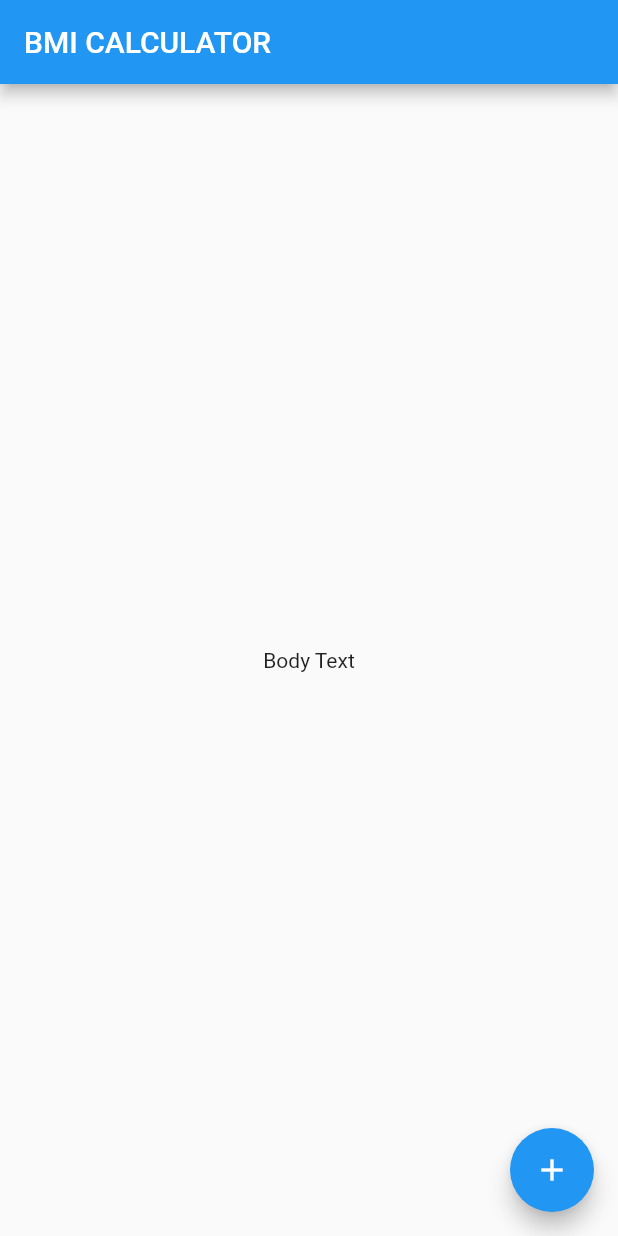
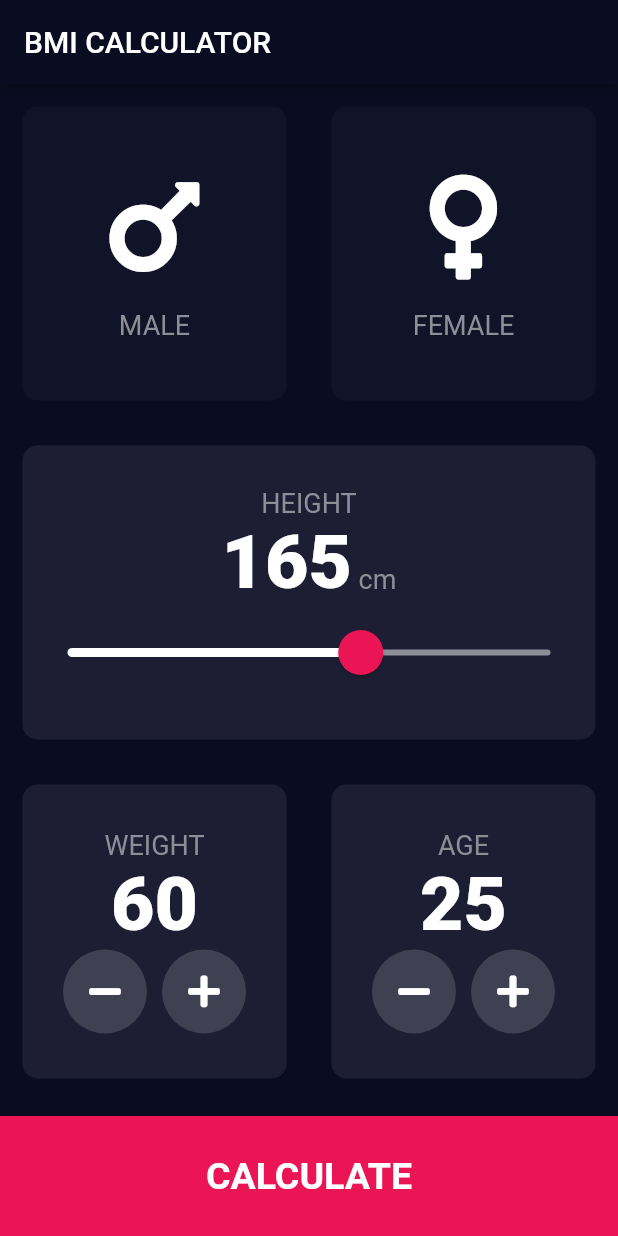
Before and after one commit to emanuelatc/bmi-calculator, a Flutter app: the screen it shows after launch, on a phone screen of 412 x 824 dp. Run offline on Flutter 3.47's test engine with Material 2 defaults, Android fonts, the phone set to English and light mode, and no system bars; our stand-ins replace font_awesome_flutter.

Commit message:
final result

```diff
--- /dev/null
+++ b/lib/calculator_brain.dart
@@ -0,0 +1,67 @@
+import 'dart:math';
+
+class CalculatorBrain {
+  CalculatorBrain({this.height, this.weight}) {
+    // the following section is inspired by Christophe R. Patraldo
+    // https://github.com/mhandersen/mha_bmi_calculator_flutter
+
+    _bmiResult = weight / pow((height / 100), 2);
+    bmi = _bmiResult.toStringAsFixed(1);
+
+    if (_bmiResult < 18.5) {
+      category = 'Underweight';
+      description =
+          'You have a lower than normal body weight. Consider eating more.';
+    } else if (_bmiResult < 24.9) {
+      category = 'Normal';
+      description = 'You have a normal body weight. Good job!';
+    } else if (_bmiResult < 29.9) {
+      category = 'Overweight';
+      description =
+          'You have a higher than normal body weight. Try to exercise more.';
+    } else {
+      category = 'Obesity';
+      description =
+          'You have a very high body weight. Consult a doctor for recommended actions.';
+    }
+  }
+
+  final int height;
+  final int weight;
+  double _bmiResult;
+
+  String category;
+  String bmi;
+  String description;
+
+  //
+  // final int height;
+  // final int weight;
+  // double _bmi;
+  //
+  // String calculateBMI() {
+  //   double _bmi = weight / pow(height / 100, 2);
+  //   _bmi.toStringAsFixed(1);
+  //   return _bmi.toStringAsFixed(1);
+  // }
+  //
+  // String getResult() {
+  //   if (_bmi >= 25) {
+  //     return 'Overweight';
+  //   } else if (_bmi > 18.5) {
+  //     return 'Normal';
+  //   } else if (_bmi < 18.5) {
+  //     return 'Underweight';
+  //   }
+  // }
+  //
+  // String getInterpretation() {
+  //   if (_bmi >= 25) {
+  //     return 'You have a higher than normal body weight. Try to exercise more.';
+  //   } else if (_bmi >= 18.5) {
+  //     return 'You have a normal body weight. Good job!';
+  //   } else {
+  //     return 'You have a lower than normal body weight. Consider eating more.';
+  //   }
+  // }
+}
--- /dev/null
+++ b/lib/components/bottom_button.dart
@@ -0,0 +1,29 @@
+import 'package:flutter/material.dart';
+import '../constants.dart';
+
+class BottomButton extends StatelessWidget {
+  // const BottomButton({Key key,}) : super(key: key);
+
+  BottomButton({@required this.onTap, @required this.buttonTitle});
+  final Function onTap;
+  final String buttonTitle;
+
+  @override
+  Widget build(BuildContext context) {
+    return GestureDetector(
+      onTap: onTap,
+      child: Container(
+        child: Center(
+          child: Text(
+            buttonTitle,
+            style: kLargeButtonTextStyle,
+          ),
+        ),
+        width: double.infinity,
+        height: kBottomContainerHeight,
+        color: kBottomContainerColor,
+        margin: EdgeInsets.only(top: 10.0),
+      ),
+    );
+  }
+}
--- /dev/null
+++ b/lib/components/icon_content.dart
@@ -0,0 +1,29 @@
+import 'package:flutter/material.dart';
+import 'package:bmi_calculator/constants.dart';
+
+class IconContent extends StatelessWidget {
+  // const IconContent({Key key,}) : super(key: key);
+  IconContent({this.icon, this.label});
+  final IconData icon;
+  final String label;
+
+  @override
+  Widget build(BuildContext context) {
+    return Column(
+      mainAxisAlignment: MainAxisAlignment.center,
+      children: [
+        Icon(
+          icon,
+          size: 80.0,
+        ),
+        SizedBox(
+          height: 15.0,
+        ),
+        Text(
+          label,
+          style: kLabelTextStyle,
+        ),
+      ],
+    );
+  }
+}
--- /dev/null
+++ b/lib/components/reusable_card.dart
@@ -0,0 +1,25 @@
+import 'package:flutter/material.dart';
+
+class ReusableCard extends StatelessWidget {
+  // const ReusableCard({Key key,}) : super(key: key);
+
+  ReusableCard({@required this.cardColor, this.cardChild, this.onPress});
+  final Color cardColor;
+  final Widget cardChild;
+  final Function onPress;
+
+  @override
+  Widget build(BuildContext context) {
+    return GestureDetector(
+      onTap: onPress,
+      child: Container(
+        child: cardChild,
+        margin: EdgeInsets.all(15.0),
+        decoration: BoxDecoration(
+          color: cardColor,
+          borderRadius: BorderRadius.circular(10.0),
+        ),
+      ),
+    );
+  }
+}
--- /dev/null
+++ b/lib/components/round_icon_button.dart
@@ -0,0 +1,21 @@
+import 'package:flutter/material.dart';
+
+class RoundIconButton extends StatelessWidget {
+  // const RoundIconButton({Key key}) : super(key: key);
+  RoundIconButton({@required this.icon, @required this.onPressed});
+
+  final IconData icon;
+  final Function onPressed;
+
+  @override
+  Widget build(BuildContext context) {
+    return RawMaterialButton(
+      child: Icon(icon),
+      elevation: 0.0,
+      constraints: BoxConstraints(minWidth: 56.0, minHeight: 56.0),
+      shape: CircleBorder(),
+      fillColor: Color(0x26FFFFFF),
+      onPressed: onPressed,
+    );
+  }
+}
--- /dev/null
+++ b/lib/constants.dart
@@ -0,0 +1,41 @@
+import 'package:flutter/material.dart';
+
+const kBottomContainerHeight = 80.0;
+const kActiveCardColor = Color(0xFF1D1E33);
+const kInactiveCardColor = Color(0xFF111328);
+const kBottomContainerColor = Color(0xFFEB1555);
+
+const kLabelTextStyle = TextStyle(
+  fontSize: 18.0,
+  color: Color(0xFF8D8E98),
+);
+
+const kNumberTextStyle = TextStyle(
+  fontSize: 50.0,
+  fontWeight: FontWeight.w900,
+);
+
+const kLargeButtonTextStyle = TextStyle(
+  fontSize: 25.0,
+  fontWeight: FontWeight.bold,
+);
+
+const kTitleTextStyle = TextStyle(
+  fontSize: 50.0,
+  fontWeight: FontWeight.bold,
+);
+
+const kResultTextStyle = TextStyle(
+  color: Color(0xFF24D876),
+  fontSize: 22.0,
+  fontWeight: FontWeight.bold,
+);
+
+const kBMITextStyle = TextStyle(
+  fontSize: 100.0,
+  fontWeight: FontWeight.bold,
+);
+
+const kBodyTextStyle = TextStyle(
+  fontSize: 22.0,
+);
--- a/lib/main.dart
+++ b/lib/main.dart
@@ -1,4 +1,6 @@
 import 'package:flutter/material.dart';
+import 'screens/input_page.dart';
+import 'screens/results_page.dart';
 
 void main() => runApp(BMICalculator());
 
@@ -6,28 +8,15 @@ class BMICalculator extends StatelessWidget {
   @override
   Widget build(BuildContext context) {
     return MaterialApp(
-      home: InputPage(),
-    );
-  }
-}
-
-class InputPage extends StatefulWidget {
-  @override
-  _InputPageState createState() => _InputPageState();
-}
-
-class _InputPageState extends State<InputPage> {
-  @override
-  Widget build(BuildContext context) {
-    return Scaffold(
-      appBar: AppBar(
-        title: Text('BMI CALCULATOR'),
-      ),
-      body: Center(
-        child: Text('Body Text'),
-      ),
-      floatingActionButton: FloatingActionButton(
-        child: Icon(Icons.add),
+      initialRoute: '/',
+      routes: {
+        '/': (context) => InputPage(),
+        '/results': (context) => ResultsPage(),
+      },
+      theme: ThemeData.dark().copyWith(
+        primaryColor: Color(0xFF0A0D22),
+        accentColor: Color(0xFFEB1555),
+        scaffoldBackgroundColor: Color(0xFF0A0D22),
       ),
     );
   }
--- /dev/null
+++ b/lib/screens/input_page.dart
@@ -0,0 +1,250 @@
+import 'package:flutter/material.dart';
+import 'package:flutter/widgets.dart';
+import 'package:font_awesome_flutter/font_awesome_flutter.dart';
+import 'package:bmi_calculator/components/icon_content.dart';
+import '../components/reusable_card.dart';
+import '../constants.dart';
+import '../components/bottom_button.dart';
+import 'package:bmi_calculator/components/round_icon_button.dart';
+import 'package:bmi_calculator/calculator_brain.dart';
+
+enum Gender {
+  male,
+  female,
+}
+
+class InputPage extends StatefulWidget {
+  @override
+  _InputPageState createState() => _InputPageState();
+}
+
+class _InputPageState extends State<InputPage> {
+  Gender selectedGender;
+  int height = 165;
+  int weight = 60;
+  int age = 25;
+
+  @override
+  Widget build(BuildContext context) {
+    return Scaffold(
+      appBar: AppBar(
+        title: Text('BMI CALCULATOR'),
+      ),
+      body: Center(
+        child: Column(
+          crossAxisAlignment: CrossAxisAlignment.stretch,
+          children: [
+            Expanded(
+              child: Row(
+                children: [
+                  Expanded(
+                    child: ReusableCard(
+                      onPress: () {
+                        setState(() {
+                          selectedGender = Gender.male;
+                        });
+                      },
+                      cardColor: selectedGender == Gender.male
+                          ? kActiveCardColor
+                          : kInactiveCardColor,
+                      cardChild: IconContent(
+                          icon: FontAwesomeIcons.mars, label: 'MALE'),
+                    ),
+                  ),
+                  Expanded(
+                    child: ReusableCard(
+                      onPress: () {
+                        setState(() {
+                          selectedGender = Gender.female;
+                        });
+                      },
+                      cardColor: selectedGender == Gender.female
+                          ? kActiveCardColor
+                          : kInactiveCardColor,
+                      cardChild: IconContent(
+                          icon: FontAwesomeIcons.venus, label: 'FEMALE'),
+                    ),
+                  ),
+                ],
+              ),
+            ),
+            Expanded(
+              child: Row(
+                children: [
+                  Expanded(
+                    child: ReusableCard(
+                      cardColor: kActiveCardColor,
+                      cardChild: Column(
+                        mainAxisAlignment: MainAxisAlignment.center,
+                        children: [
+                          Text(
+                            'HEIGHT',
+                            style: kLabelTextStyle,
+                          ),
+                          Row(
+                            mainAxisAlignment: MainAxisAlignment.center,
+                            crossAxisAlignment: CrossAxisAlignment.baseline,
+                            textBaseline: TextBaseline.alphabetic,
+                            children: [
+                              Text(
+                                height.toString(),
+                                style: kNumberTextStyle,
+                              ),
+                              Text(
+                                ' cm',
+                                style: kLabelTextStyle,
+                              ),
+                            ],
+                          ),
+                          SliderTheme(
+                            data: SliderTheme.of(context).copyWith(
+                              thumbColor: Color(0xFFEB1555),
+                              overlayColor: Color(0x1fEB1555),
+                              activeTrackColor: Colors.white,
+                              inactiveTrackColor: Color(0xFF8D8E98),
+                              thumbShape: RoundSliderThumbShape(
+                                  enabledThumbRadius: 15.0),
+                              overlayShape:
+                                  RoundSliderOverlayShape(overlayRadius: 30.0),
+                            ),
+                            child: Slider(
+                              value: height.toDouble(),
+                              min: 80.0,
+                              max: 220.0,
+                              onChanged: (double newValue) {
+                                setState(() {
+                                  height = newValue.round();
+                                });
+                              },
+                            ),
+                          ),
+                        ],
+                      ),
+                    ),
+                  ),
+                ],
+              ),
+            ),
+            Expanded(
+              child: Row(
+                children: [
+                  Expanded(
+                    child: ReusableCard(
+                      cardColor: kActiveCardColor,
+                      cardChild: Column(
+                        mainAxisAlignment: MainAxisAlignment.center,
+                        children: [
+                          Text(
+                            'WEIGHT',
+                            style: kLabelTextStyle,
+                          ),
+                          Text(
+                            weight.toString(),
+                            style: kNumberTextStyle,
+                          ),
+                          Row(
+                            mainAxisAlignment: MainAxisAlignment.center,
+                            children: [
+                              RoundIconButton(
+                                icon: FontAwesomeIcons.minus,
+                                onPressed: () {
+                                  setState(() {
+                                    if (weight > 0) {
+                                      weight--;
+                                    } else
+                                      weight = 0;
+                                  });
+                                },
+                              ),
+                              SizedBox(
+                                width: 10.0,
+                              ),
+                              RoundIconButton(
+                                icon: FontAwesomeIcons.plus,
+                                onPressed: () {
+                                  setState(() {
+                                    weight++;
+                                  });
+                                },
+                              ),
+                            ],
+                          ),
+                        ],
+                      ),
+                    ),
+                  ),
+                  Expanded(
+                    child: ReusableCard(
+                      cardColor: kActiveCardColor,
+                      cardChild: Column(
+                        mainAxisAlignment: MainAxisAlignment.center,
+                        children: [
+                          Text(
+                            'AGE',
+                            style: kLabelTextStyle,
+                          ),
+                          Text(
+                            age.toString(),
+                            style: kNumberTextStyle,
+                          ),
+                          Row(
+                            mainAxisAlignment: MainAxisAlignment.center,
+                            children: [
+                              RoundIconButton(
+                                icon: FontAwesomeIcons.minus,
+                                onPressed: () {
+                                  setState(() {
+                                    if (age > 0) {
+                                      age--;
+                                    } else
+                                      age = 0;
+                                  });
+                                },
+                              ),
+                              SizedBox(
+                                width: 10.0,
+                              ),
+                              RoundIconButton(
+                                icon: FontAwesomeIcons.plus,
+                                onPressed: () {
+                                  setState(() {
+                                    age++;
+                                  });
+                                },
+                              ),
+                            ],
+                          ),
+                        ],
+                      ),
+                    ),
+                  ),
+                ],
+              ),
+            ),
+            BottomButton(
+              onTap: () {
+                CalculatorBrain brain =
+                    CalculatorBrain(height: height, weight: weight);
+
+                // Navigator.pushNamed(context, '/results');
+
+//              Navigator.push(
+//                context,
+//                MaterialPageRoute(
+//                  builder: (context) => ResultsPage(
+//                        bmiResult: calc.calculateBMI(),
+//                        resultText: calc.getResult(),
+//                        interpretation: calc.getInterpretation(),
+//                      ),
+//                ),
+//              );
+                Navigator.pushNamed(context, '/results', arguments: brain);
+              },
+              buttonTitle: 'CALCULATE',
+            ),
+          ],
+        ),
+      ),
+    );
+  }
+}
--- /dev/null
+++ b/lib/screens/results_page.dart
@@ -0,0 +1,78 @@
+import 'package:flutter/cupertino.dart';
+import 'package:flutter/material.dart';
+import '../constants.dart';
+import '../components/reusable_card.dart';
+import '../components/bottom_button.dart';
+import 'package:bmi_calculator/calculator_brain.dart';
+
+class ResultsPage extends StatelessWidget {
+  // const ResultsPage({Key key}) : super(key: key);
+
+  // ResultsPage(
+  //     {@required this.bmiResult,
+  //     @required this.resultText,
+  //     @required this.interpretation});
+  //
+  // final String bmiResult;
+  // final String resultText;
+  // final String interpretation;
+
+  @override
+  Widget build(BuildContext context) {
+    // https://flutter.dev/docs/cookbook/navigation/navigate-with-arguments
+    CalculatorBrain brain = ModalRoute.of(context).settings.arguments;
+
+    return Scaffold(
+      appBar: AppBar(
+        title: Text('BMI CALCULATOR'),
+      ),
+      body: Column(
+        mainAxisAlignment: MainAxisAlignment.spaceEvenly,
+        crossAxisAlignment: CrossAxisAlignment.stretch,
+        children: [
+          Expanded(
+            child: Container(
+              padding: EdgeInsets.all(15.0),
+              alignment: Alignment.bottomLeft,
+              child: Text(
+                'Your result',
+                style: kTitleTextStyle,
+              ),
+            ),
+          ),
+          Expanded(
+            flex: 5,
+            child: ReusableCard(
+              cardColor: kActiveCardColor,
+              cardChild: Column(
+                mainAxisAlignment: MainAxisAlignment.spaceEvenly,
+                crossAxisAlignment: CrossAxisAlignment.center,
+                children: [
+                  Text(
+                    brain.category,
+                    style: kResultTextStyle,
+                  ),
+                  Text(
+                    brain.bmi,
+                    style: kBMITextStyle,
+                  ),
+                  Text(
+                    brain.description,
+                    style: kBodyTextStyle,
+                    textAlign: TextAlign.center,
+                  ),
+                ],
+              ),
+            ),
+          ),
+          BottomButton(
+            buttonTitle: 'RECALCULATE',
+            onTap: () {
+              Navigator.pop(context);
+            },
+          ),
+        ],
+      ),
+    );
+  }
+}
--- a/pubspec.yaml
+++ b/pubspec.yaml
@@ -1,4 +1,4 @@
-name: work
+name: bmi_calculator
 description: A new Flutter project.
 
 # The following line prevents the package from being accidentally published to
@@ -28,6 +28,7 @@ dependencies:
   # The following adds the Cupertino Icons font to your application.
   # Use with the CupertinoIcons class for iOS style icons.
   cupertino_icons: ^1.0.2
+  font_awesome_flutter: ^9.0.0
 
 dev_dependencies:
   flutter_test:
```
Also changed, not shown: pubspec.lock, 3 other files.
